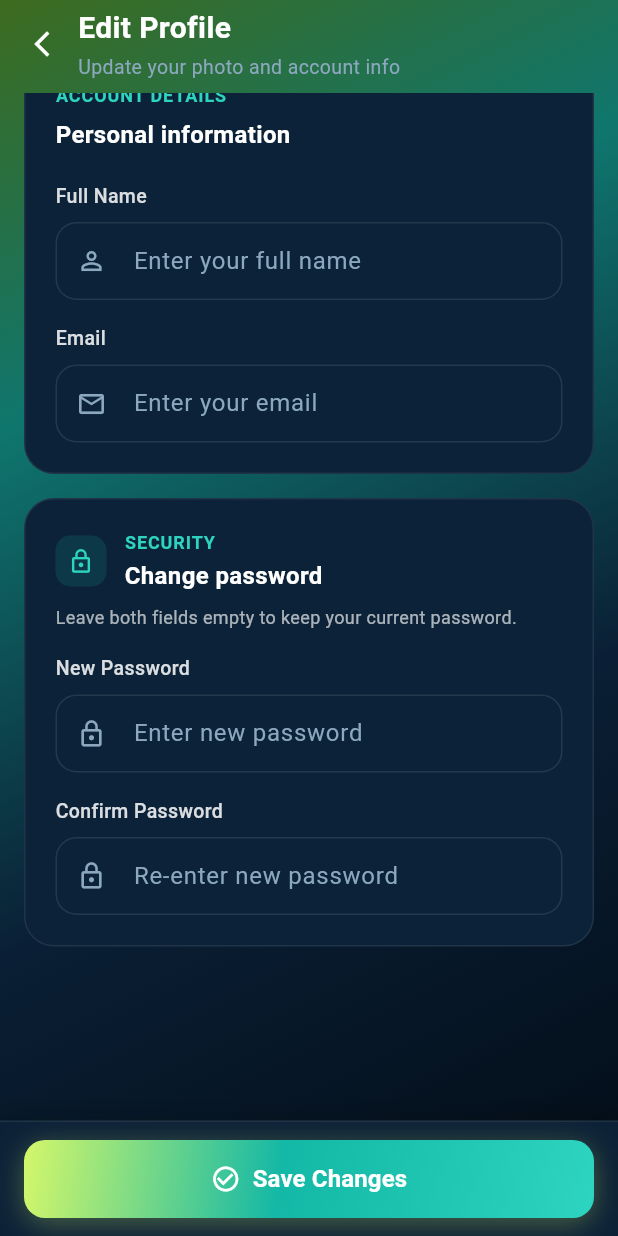
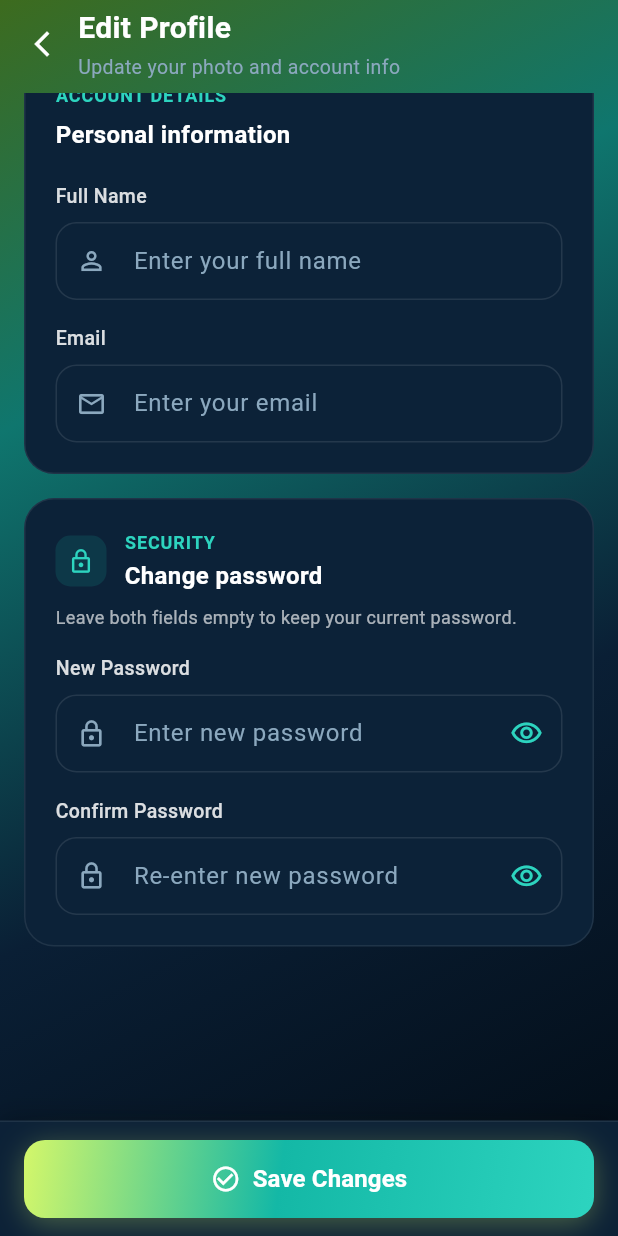
Before and after one commit to R4zor08/WashGO, a Flutter app: the EditProfileScreen screen opened directly, scrolled down 334 dp, on a phone screen of 412 x 824 dp. Run offline on Flutter 3.47's test engine with Material 3 defaults, Android fonts, the light colour scheme and no system bars; our stand-ins replace file_picker, image_picker, pdf, qr_flutter, sqflite, sqflite_common_ffi; accounts and stored records are empty.

Commit message:
Update dependencies, enhance UI components, and improve QR receipt functionality
- Added new dependencies: file_picker, pdf, and flutter_launcher_icons.
- Updated existing dependencies in pubspec.yaml.
- Refactored CustomTextField to StatefulWidget for better state management.
- Enhanced ListScreenToolbar with improved scrollbar styling.
- Added 'Edit Profile' option in ProfileScreen.
- Implemented download functionality in QRReceiptScreen with user feedback.
- Updated contact information in HelpSupportScreen.
- Corrected application name casing in Windows runner files.
- Updated app icon resource.

```diff
--- a/lib/core/widgets/custom_text_field.dart
+++ b/lib/core/widgets/custom_text_field.dart
@@ -2,7 +2,7 @@ import 'package:flutter/material.dart';
 import 'package:washgo/core/constants/app_colors.dart';
 import 'package:washgo/core/constants/app_text_styles.dart';
 
-class CustomTextField extends StatelessWidget {
+class CustomTextField extends StatefulWidget {
   final String label;
   final String hint;
   final IconData? prefixIcon;
@@ -23,12 +23,35 @@ class CustomTextField extends StatelessWidget {
   });
 
   @override
+  State<CustomTextField> createState() => _CustomTextFieldState();
+}
+
+class _CustomTextFieldState extends State<CustomTextField> {
+  late bool _obscure;
+
+  @override
+  void initState() {
+    super.initState();
+    _obscure = widget.obscureText;
+  }
+
+  @override
+  void didUpdateWidget(CustomTextField oldWidget) {
+    super.didUpdateWidget(oldWidget);
+    if (!widget.obscureText) {
+      _obscure = false;
+    } else if (!oldWidget.obscureText && widget.obscureText) {
+      _obscure = true;
+    }
+  }
+
+  @override
   Widget build(BuildContext context) {
     return Column(
       crossAxisAlignment: CrossAxisAlignment.start,
       children: [
         Text(
-          label,
+          widget.label,
           style: AppTextStyles.caption.copyWith(
             fontSize: 13,
             color: AppColors.textLight.withValues(alpha: 0.85),
@@ -37,15 +60,26 @@ class CustomTextField extends StatelessWidget {
         ),
         const SizedBox(height: 8),
         TextField(
-          controller: controller,
-          obscureText: obscureText,
-          keyboardType: keyboardType,
-          maxLines: maxLines,
+          controller: widget.controller,
+          obscureText: widget.obscureText && _obscure,
+          keyboardType: widget.keyboardType,
+          maxLines: widget.obscureText ? 1 : widget.maxLines,
           style: AppTextStyles.body,
           decoration: InputDecoration(
-            hintText: hint,
-            prefixIcon: prefixIcon != null
-                ? Icon(prefixIcon, color: AppColors.textSecondary, size: 20)
+            hintText: widget.hint,
+            prefixIcon: widget.prefixIcon != null
+                ? Icon(widget.prefixIcon, color: AppColors.textSecondary, size: 20)
+                : null,
+            suffixIcon: widget.obscureText
+                ? IconButton(
+                    onPressed: () => setState(() => _obscure = !_obscure),
+                    icon: Icon(
+                      _obscure ? Icons.visibility_outlined : Icons.visibility_off_outlined,
+                      color: AppColors.cyan,
+                      size: 22,
+                    ),
+                    tooltip: _obscure ? 'Show password' : 'Hide password',
+                  )
                 : null,
           ),
         ),
--- a/lib/screens/user/profile/help_support_screen.dart
+++ b/lib/screens/user/profile/help_support_screen.dart
@@ -67,7 +67,7 @@ class HelpSupportScreen extends StatelessWidget {
                             Text('Contact Us', style: AppTextStyles.title.copyWith(fontSize: 16)),
                             const SizedBox(height: 12),
                             _ContactRow(icon: Icons.email_outlined, label: 'support@washgo.com'),
-                            _ContactRow(icon: Icons.phone_outlined, label: '+63 912 345 6789'),
+                            _ContactRow(icon: Icons.phone_outlined, label: '+63 945 347 7555'),
                             _ContactRow(icon: Icons.schedule_outlined, label: 'Mon–Sat, 8:00 AM – 6:00 PM'),
                           ],
                         ),
--- a/lib/screens/user/profile_screen.dart
+++ b/lib/screens/user/profile_screen.dart
@@ -115,6 +115,12 @@ class ProfileScreen extends StatelessWidget {
             ),
           ),
           const SizedBox(height: 10),
+          _MenuItem(
+            icon: Icons.person_outline,
+            title: 'Edit Profile',
+            subtitle: 'Name, email, photo, and password',
+            onTap: () => _openEditProfile(context),
+          ),
           _MenuItem(
             icon: Icons.calendar_month_outlined,
             title: 'My Bookings',
```
Also changed, not shown: lib/core/services/receipt_download_service.dart (added, +136 -0 lines), lib/core/widgets/list_screen_toolbar.dart (+23 -5 lines), lib/screens/user/qr_receipt_screen.dart (+59 -55 lines), pubspec.yaml (+9 -0 lines), pubspec.lock, 4 other files.
